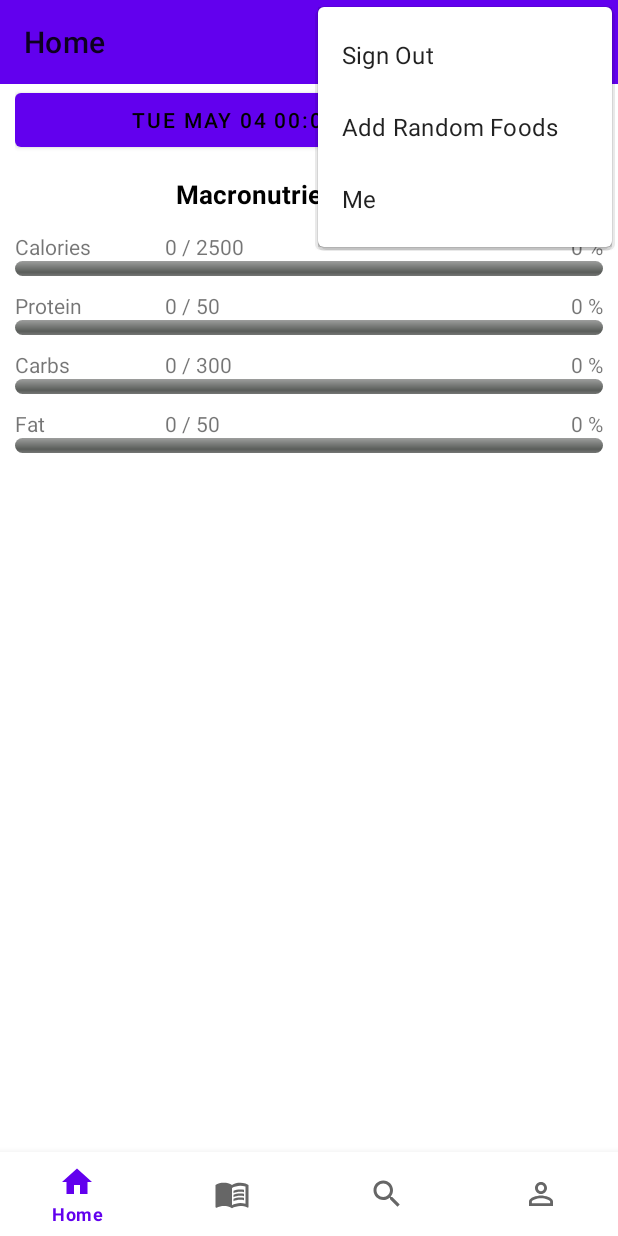
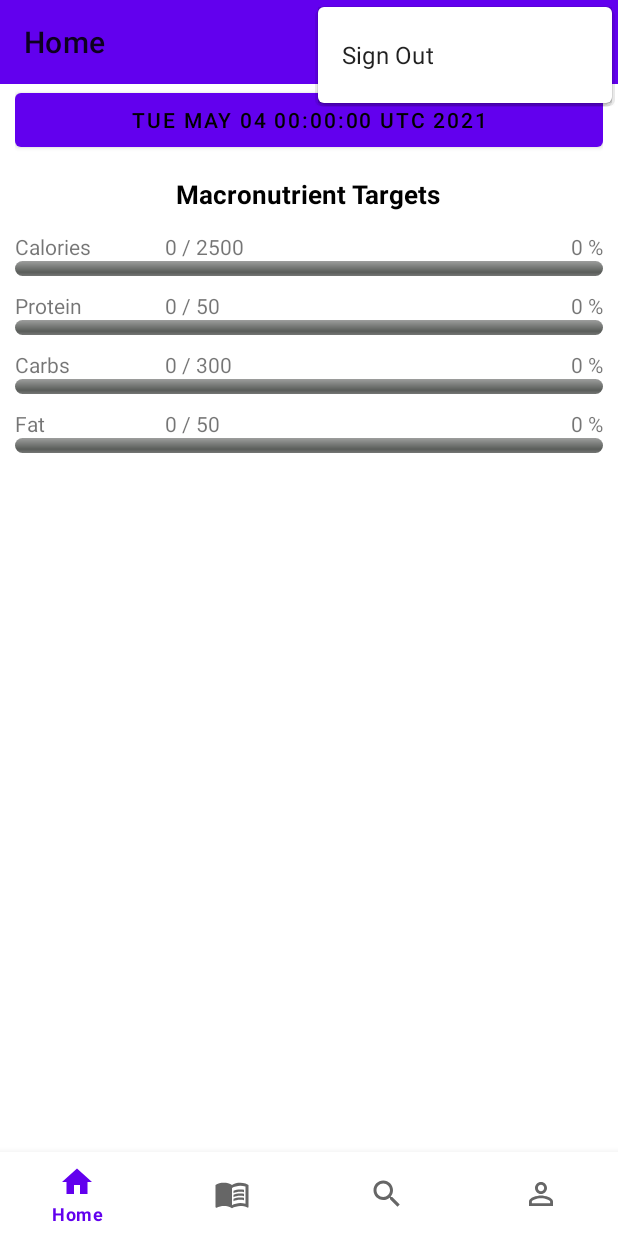
Before and after one commit to Sterling1111/Project3, an Android app: the screen it shows after launch once a user with an empty profile is signed in (Dashboard), with the options menu open, on a phone screen of 412 x 824 dp. Run offline under Robolectric (Android 15) with nearby library versions, the phone set to English and light mode, and no system bars; our stand-ins replace Firebase (no records; nobody signed in at launch, a user with empty details on screens opened directly); Roboto replaces fonts that are not available here.

Commit message:
fixed the triple dot menu

```diff
--- a/app/src/main/res/menu/menu_dots.xml
+++ b/app/src/main/res/menu/menu_dots.xml
@@ -3,23 +3,8 @@
     xmlns:android="http://schemas.android.com/apk/res/android">
 
     <item
-        android:id="@+id/quick_add_menu_button"
-        android:icon="@drawable/ic_baseline_add_24"
-        android:title="@string/add_food"
-        app:showAsAction="ifRoom" />
-    <item
         android:id="@+id/sign_out"
         android:icon="@drawable/ic_baseline_home_24"
         android:title="@string/sign_out"/>
 
-    <item
-        android:id="@+id/add_random_foods"
-        android:icon="@drawable/ic_notebook_svgrepo_com"
-        android:title="@string/add_random_foods"/>
-
-    <item
-        android:id="@+id/me"
-        android:icon="@drawable/ic_baseline_person_outline_24"
-        android:title="@string/me"/>
-
 </menu>
```
Also changed, not shown: app/src/main/java/com/example/project3/Dashboard.java (+0 -10 lines).
